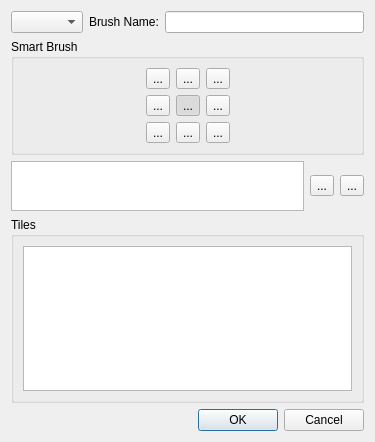
Before: the Qt Designer form LevelEditor/Brushes/BrushPropertiesWindow.ui in Preece/TGL, drawn with Qt 5.
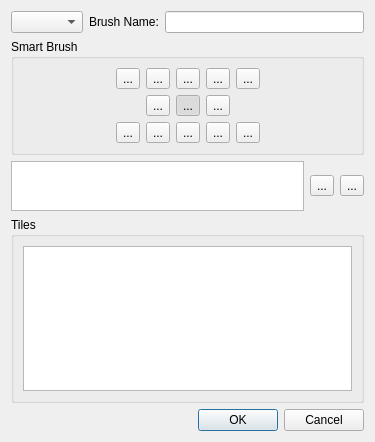
After: the same form once the commit is applied. Icons and pictures are not drawn.

Diff of the .ui file:
```diff
--- a/LevelEditor/Brushes/BrushPropertiesWindow.ui
+++ b/LevelEditor/Brushes/BrushPropertiesWindow.ui
@@ -52,6 +52,19 @@
           </property>
          </spacer>
         </item>
+        <item>
+         <widget class="QToolButton" name="topLeftCorner">
+          <property name="text">
+           <string>...</string>
+          </property>
+          <property name="checkable">
+           <bool>true</bool>
+          </property>
+          <attribute name="buttonGroup">
+           <string notr="true">smartBrushButtons</string>
+          </attribute>
+         </widget>
+        </item>
         <item>
          <widget class="QToolButton" name="topLeft">
           <property name="text">
@@ -91,6 +104,19 @@
           </attribute>
          </widget>
         </item>
+        <item>
+         <widget class="QToolButton" name="topRightCorner">
+          <property name="text">
+           <string>...</string>
+          </property>
+          <property name="checkable">
+           <bool>true</bool>
+          </property>
+          <attribute name="buttonGroup">
+           <string notr="true">smartBrushButtons</string>
+          </attribute>
+         </widget>
+        </item>
         <item>
          <spacer name="horizontalSpacer_2">
           <property name="orientation">
@@ -193,6 +219,19 @@
           </property>
          </spacer>
         </item>
+        <item>
+         <widget class="QToolButton" name="bottomLeftCorner">
+          <property name="text">
+           <string>...</string>
+          </property>
+          <property name="checkable">
+           <bool>true</bool>
+          </property>
+          <attribute name="buttonGroup">
+           <string notr="true">smartBrushButtons</string>
+          </attribute>
+         </widget>
+        </item>
         <item>
          <widget class="QToolButton" name="bottomLeft">
           <property name="text">
@@ -232,6 +271,19 @@
           </attribute>
          </widget>
         </item>
+        <item>
+         <widget class="QToolButton" name="bottomRightCorner">
+          <property name="text">
+           <string>...</string>
+          </property>
+          <property name="checkable">
+           <bool>true</bool>
+          </property>
+          <attribute name="buttonGroup">
+           <string notr="true">smartBrushButtons</string>
+          </attribute>
+         </widget>
+        </item>
         <item>
          <spacer name="horizontalSpacer_6">
           <property name="orientation">
```
